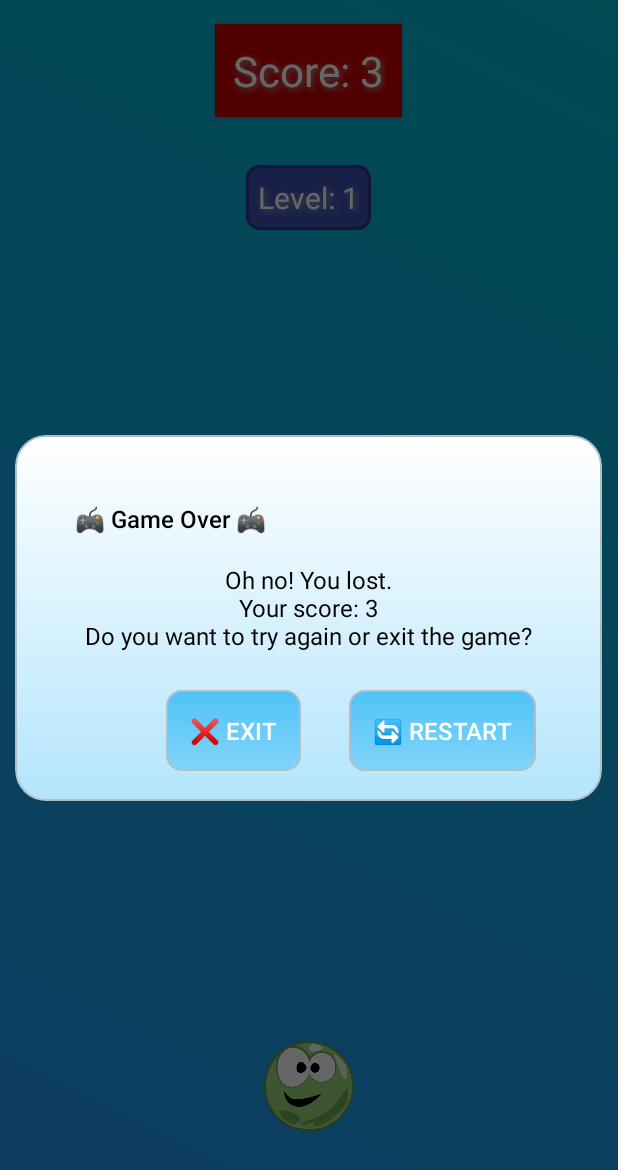
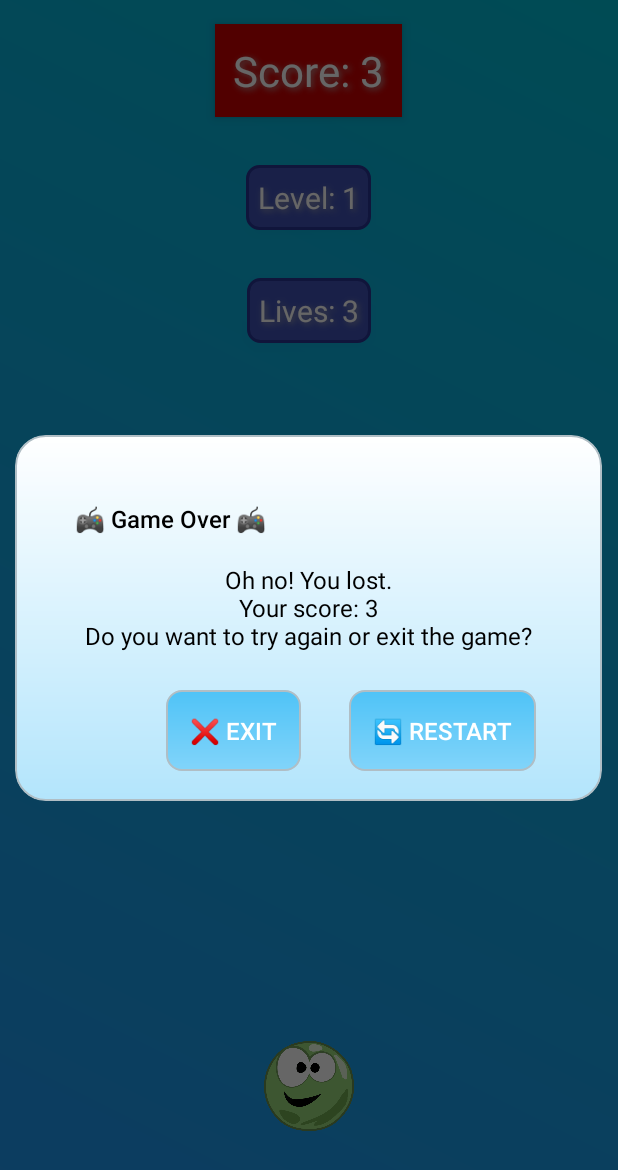
Before and after one commit to k-aghakhani/BallWallGame, an Android app: the screen it shows after launch (MainActivity), on a phone screen of 412 x 824 dp. Shown: the top 1170 px of the screen. Run offline under Robolectric (Android 15) with nearby library versions, the light colour scheme and no system bars.

Commit message:
To display the number of lives, we add a new TextView levelText.

```diff
--- a/app/src/main/res/layout/activity_main.xml
+++ b/app/src/main/res/layout/activity_main.xml
@@ -8,6 +8,13 @@
     android:background="@drawable/background_gradient"
     tools:context=".MainActivity">
 
+
+    <LinearLayout
+        android:orientation="horizontal"
+        android:layout_width="match_parent"
+        android:layout_height="wrap_content">
+
+    </LinearLayout>
     <!-- Score Text -->
     <TextView
         android:id="@+id/scoreText"
@@ -46,6 +53,25 @@
         android:shadowDy="2"
         android:shadowRadius="5" />
 
+    <!-- Lives Text -->
+    <TextView
+        android:id="@+id/livesText"
+        android:layout_width="wrap_content"
+        android:layout_height="wrap_content"
+        android:text="Lives: 3"
+        android:textSize="20sp"
+        android:textColor="@android:color/white"
+        android:background="@drawable/score_background"
+        android:padding="8dp"
+        android:layout_margin="16dp"
+        android:layout_below="@id/levelText"
+        android:layout_centerHorizontal="true"
+        android:elevation="4dp"
+        android:shadowColor="@android:color/darker_gray"
+        android:shadowDx="2"
+        android:shadowDy="2"
+        android:shadowRadius="5" />
+
     <!-- Ball -->
     <View
         android:id="@+id/ball"
```
